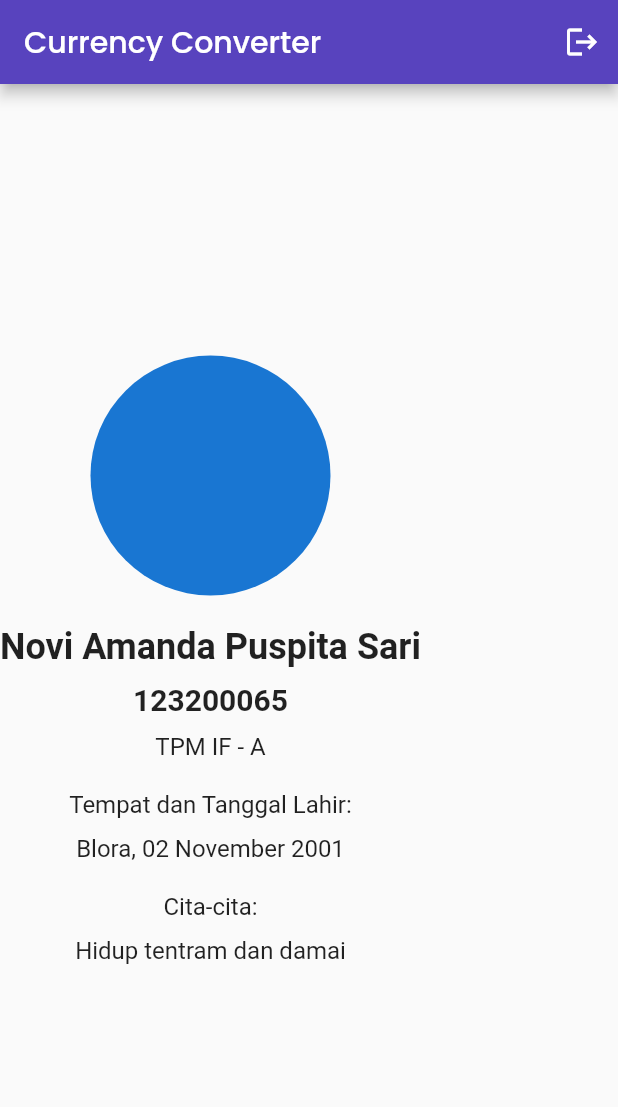
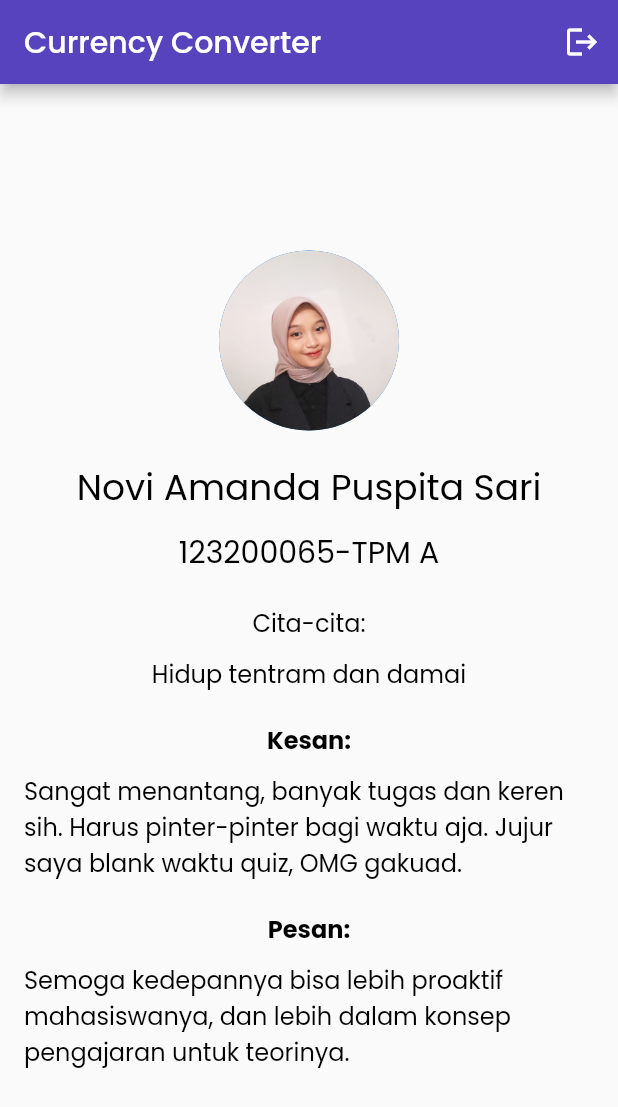
Before and after one commit to anggitrestuu/ican-kos, a Flutter app: the ProfilePage screen opened directly, on a phone screen of 412 x 824 dp. Shown: the top 1107 px of the screen. Run offline on Flutter 3.47's test engine with Material 2 defaults, Android fonts, the phone set to English and light mode, and no system bars; our stand-ins replace google_fonts, shared_preferences, sqflite; missing offline and left inert: bcrypt; accounts and stored records are empty.

Commit message:
update profile

```diff
--- a/lib/pages/profile_page.dart
+++ b/lib/pages/profile_page.dart
@@ -2,8 +2,15 @@ import 'package:flutter/material.dart';
 import 'package:shared_preferences/shared_preferences.dart';
 import 'login_page.dart';
 import 'package:bwa_cozy/theme.dart';
+import 'package:google_fonts/google_fonts.dart';
+
+TextStyle regularTextStyle = GoogleFonts.poppins(
+  color: blackColor,
+  fontWeight: FontWeight.w400,
+);
+
 class ProfilePage extends StatelessWidget {
-  const ProfilePage({super.key});
+  const ProfilePage({Key? key});
 
   @override
   Widget build(BuildContext context) {
@@ -29,50 +36,70 @@ class ProfilePage extends StatelessWidget {
           ),
         ],
       ),
-      body: Column(
+      body: Padding(
+        padding: const EdgeInsets.symmetric(horizontal: 16),
+        child: Column(
           mainAxisAlignment: MainAxisAlignment.center,
           crossAxisAlignment: CrossAxisAlignment.center,
           children: [
             const CircleAvatar(
-            radius: 80,
-            //backgroundImage: AssetImage('assets/noviamanda.jpeg'),
+              radius: 60,
+              backgroundImage: AssetImage('assets/noviamanda.jpeg'),
             ),
             const SizedBox(height: 20),
-          const Text(
+            Text(
               'Novi Amanda Puspita Sari',
-            style: TextStyle(fontSize: 24, fontWeight: FontWeight.bold),
+              style: regularTextStyle.copyWith(
+                fontSize: 24,
+                fontWeight: FontWeight.normal,
+              ),
             ),
             const SizedBox(height: 10),
-          const Text(
-            '123200065',
-            style: TextStyle(fontSize: 20, fontWeight: FontWeight.bold),
+            Text(
+              '123200065-TPM A',
+              style: regularTextStyle.copyWith(
+                fontSize: 20,
+                fontWeight: FontWeight.normal,
+              ),
+            ),
+            const SizedBox(height: 20),
+            Text(
+              'Cita-cita:',
+              style: regularTextStyle.copyWith(fontSize: 16),
             ),
             const SizedBox(height: 10),
-          const Text(
-            'TPM IF - A',
-            style: TextStyle(fontSize: 16),
+            Text(
+              'Hidup tentram dan damai',
+              style: regularTextStyle.copyWith(fontSize: 16),
             ),
             const SizedBox(height: 20),
-          const Text(
-            'Tempat dan Tanggal Lahir:',
-            style: TextStyle(fontSize: 16),
+            Text(
+              'Kesan:',
+              style: regularTextStyle.copyWith(
+                fontSize: 16,
+                fontWeight: FontWeight.bold,
+              ),
             ),
             const SizedBox(height: 10),
-          const Text(
-            'Blora, 02 November 2001',
-            style: TextStyle(fontSize: 16),
+            Text(
+              'Sangat menantang, banyak tugas dan keren sih. Harus pinter-pinter bagi waktu aja. Jujur saya blank waktu quiz, OMG gakuad.',
+              style: regularTextStyle.copyWith(fontSize: 16),
             ),
             const SizedBox(height: 20),
-          const Text(
-            'Cita-cita:',
-            style: TextStyle(fontSize: 16),
+            Text(
+              'Pesan:',
+              style: regularTextStyle.copyWith(
+                fontSize: 16,
+                fontWeight: FontWeight.bold,
+              ),
             ),
             const SizedBox(height: 10),
-          const Text(
-            'Hidup tentram dan damai',
-            style: TextStyle(fontSize: 16),
+            Text(
+              'Semoga kedepannya bisa lebih proaktif mahasiswanya, dan lebih dalam konsep pengajaran untuk teorinya.',
+              style: regularTextStyle.copyWith(fontSize: 16),
             ),
           ],
+        ),
       ),
     );
   }
--- a/pubspec.yaml
+++ b/pubspec.yaml
@@ -73,6 +73,7 @@ flutter:
   # To add assets to your application, add an assets section, like this:
   assets:
     - assets/images/
+    - assets/
   #   - images/a_dot_ham.jpeg
 
   # An image asset can refer to one or more resolution-specific "variants", see
```
Also changed, not shown: assets/noviamanda.jpeg (added). Lines whose indentation alone changed are shown as unchanged.
